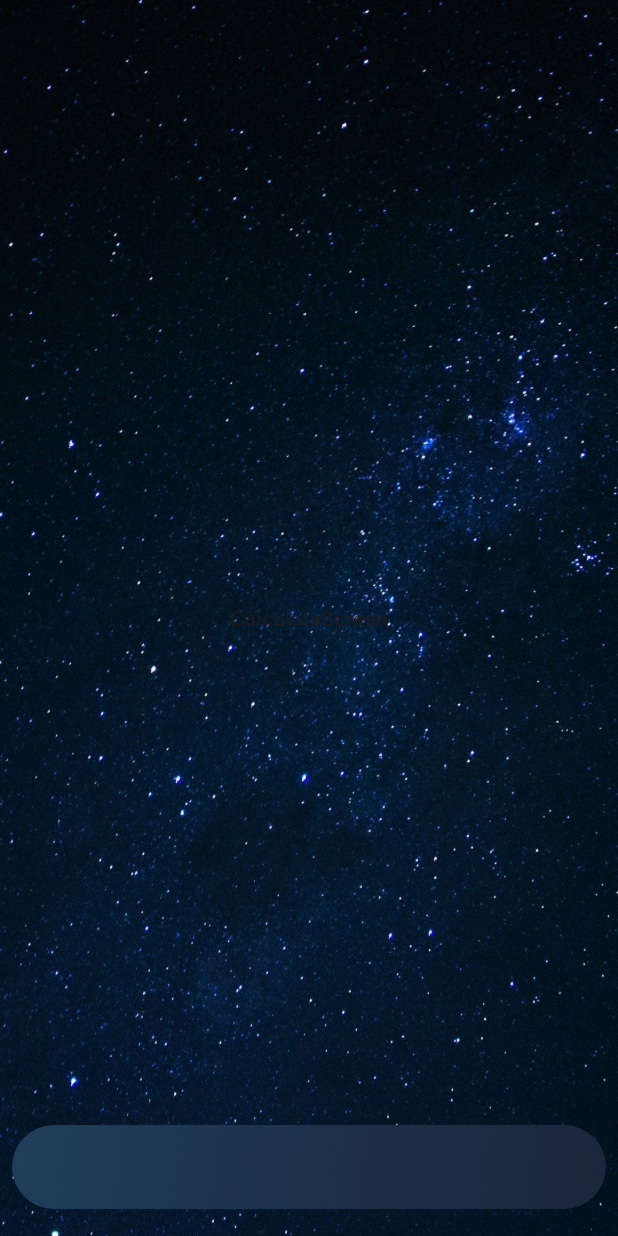
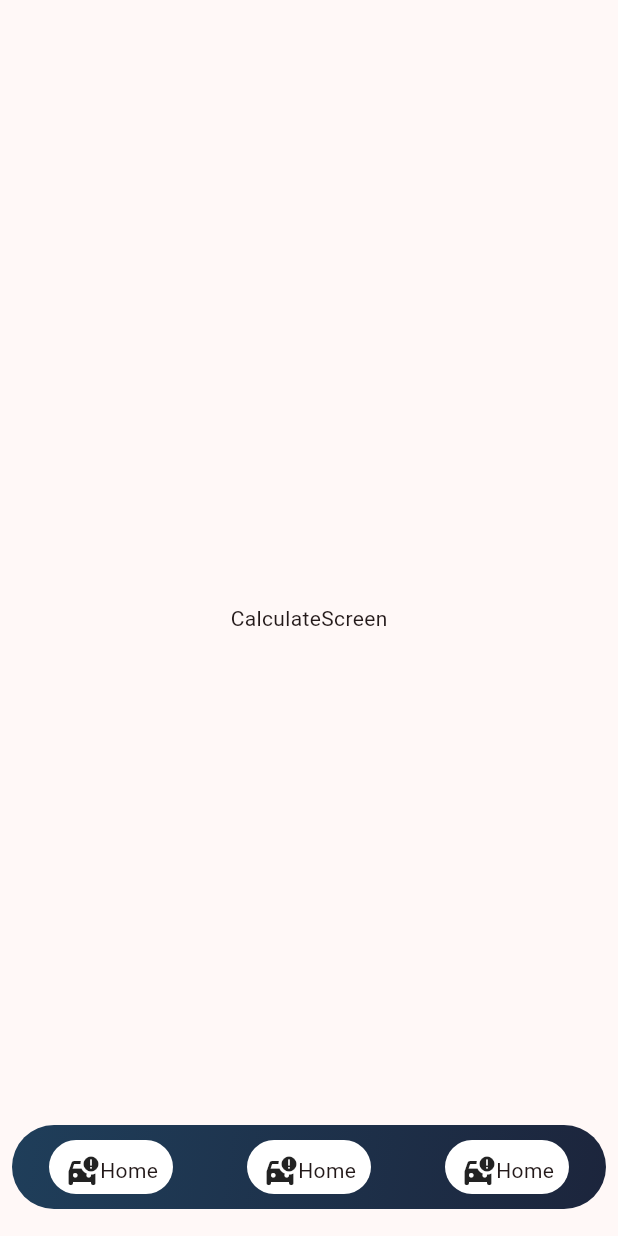
Before and after one commit to jhongo/WeightPlanerAPP, a Flutter app: the screen it shows after launch, on a phone screen of 412 x 824 dp. Run offline on Flutter 3.47's test engine with Material 2 defaults, Android fonts, the phone set to English and light mode, and no system bars.

```diff
--- a/lib/domain/entities/nav_options.dart
+++ b/lib/domain/entities/nav_options.dart
@@ -14,7 +14,7 @@ class NavOptions {
 
 }
 
-final navOptions =  <NavOptions>[
+ final navOptions =  <NavOptions>[
   NavOptions(name: 'Calculate', index: 1, icon:Icons.calculate,),
   NavOptions(name: 'Information', index: 2, icon: Icons.info,  ),
   NavOptions(name:'More', index: 3, icon: Icons.more, )
--- a/lib/presentation/screens/calculate_screen.dart
+++ b/lib/presentation/screens/calculate_screen.dart
@@ -6,6 +6,7 @@ class CalculateScreen extends StatelessWidget {
 
   @override
   Widget build(BuildContext context) {
+
     return const Scaffold(
       backgroundColor: Colors.transparent,
       body: Center(
--- a/lib/presentation/screens/home_screen.dart
+++ b/lib/presentation/screens/home_screen.dart
@@ -24,7 +24,7 @@ class HomeScreen extends StatelessWidget {
         body: Container(
             width: double.infinity,
             height: double.infinity,
-            decoration: decorationHome(),
+            // decoration: decorationHome(),
             child: Stack(
               children: [
                 PageView(
@@ -36,7 +36,7 @@ class HomeScreen extends StatelessWidget {
                   ],
                 ),
 
-                const Positioned(
+                Positioned(
                   bottom: 10,
                   left: 0,
                   right: 0,
@@ -47,12 +47,12 @@ class HomeScreen extends StatelessWidget {
             ));
   }
 
-  BoxDecoration decorationHome() {
-    return const BoxDecoration(
-              image: DecorationImage(
-                  fit: BoxFit.fill,
-                  image: AssetImage(
-                    'assets/imgs/back_home.jpg',
-                  )));
-  }
+  // BoxDecoration decorationHome() {
+  //   return const BoxDecoration(
+  //             image: DecorationImage(
+  //                 fit: BoxFit.fill,
+  //                 image: AssetImage(
+  //                   'assets/imgs/back_home.jpg',
+  //                 )));
+  // }
 }
--- a/lib/presentation/widgets/shared/nav_options_items.dart
+++ b/lib/presentation/widgets/shared/nav_options_items.dart
@@ -1,9 +1,9 @@
 import 'package:flutter/material.dart';
+import 'package:planet_app/domain/entities/nav_options.dart';
+import 'package:planet_app/presentation/widgets/shared/option_item.dart';
 
 
 class NavOptionsItems extends StatelessWidget {
-  const NavOptionsItems({super.key});
-
 
 
   @override
@@ -25,10 +25,19 @@ class NavOptionsItems extends StatelessWidget {
             ),
           borderRadius: BorderRadius.circular(50)
         ),
-        child: ListView.builder(
-          itemBuilder:(context, index) {
+        child: Row(mainAxisAlignment: MainAxisAlignment.spaceAround,
+          children: List.generate(navOptions.length,(index) {
+              final menuitems = navOptions[index];
+              return GestureDetector(
+                onTap: () => print('$index'),
+                child: OptionName()
 
-          },) ,
+                );
+          },
+
+
+          ),
+        )
       ),
     );
   }
--- /dev/null
+++ b/lib/presentation/widgets/shared/option_item.dart
@@ -0,0 +1,28 @@
+import 'package:flutter/material.dart';
+
+
+class OptionName extends StatelessWidget {
+
+
+  @override
+  Widget build(BuildContext context) {
+
+    return AnimatedContainer(
+      padding: EdgeInsets.all(10),
+      duration: Duration(milliseconds: 750),
+      // width: 40,
+      // height: 40,
+      margin:const EdgeInsets.all(10),
+      decoration: BoxDecoration(
+      color: Colors.white,
+        borderRadius: BorderRadius.circular(20)
+      ),
+      child:const Row(
+        children: [
+          Icon(Icons.car_crash),
+          Text('Home')
+        ],
+      )
+    );
+  }
+}
```
